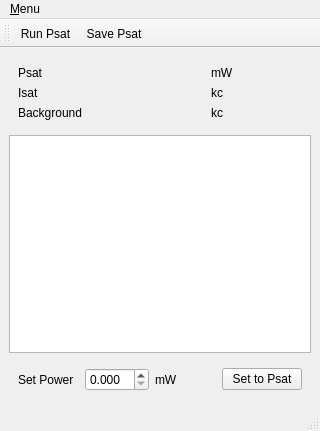
Before: the Qt Designer form gui/aom/ui_aom.ui in Ulm-IQO/qudi, drawn with Qt 5.
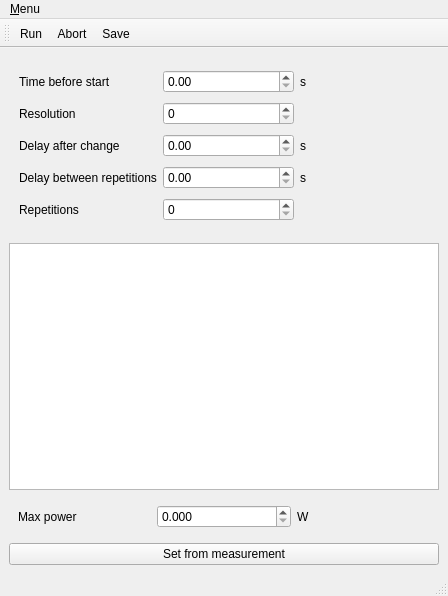
After: the same form once the commit is applied. Icons and pictures are not drawn. Custom widgets are drawn as their Qt base class.

Commit message: added aom gui first draf

Diff of the .ui file:
```diff
--- a/gui/aom/ui_aom.ui
+++ b/gui/aom/ui_aom.ui
@@ -6,8 +6,8 @@
    <rect>
     <x>0</x>
     <y>0</y>
-    <width>320</width>
-    <height>431</height>
+    <width>448</width>
+    <height>596</height>
    </rect>
   </property>
   <property name="windowTitle">
@@ -16,76 +16,107 @@
   <widget class="QWidget" name="centralwidget">
    <layout class="QVBoxLayout" name="verticalLayout_2">
     <item>
-     <widget class="QWidget" name="widget_2" native="true">
-      <layout class="QGridLayout" name="gridLayout_2">
+     <widget class="QWidget" name="params" native="true">
+      <property name="minimumSize">
+       <size>
+        <width>0</width>
+        <height>180</height>
+       </size>
+      </property>
+      <widget class="QWidget" name="gridLayoutWidget">
+       <property name="geometry">
+        <rect>
+         <x>10</x>
+         <y>10</y>
+         <width>411</width>
+         <height>161</height>
+        </rect>
+       </property>
+       <layout class="QGridLayout" name="gridLayout">
+        <item row="2" column="2">
+         <widget class="QLabel" name="label_8">
+          <property name="text">
+           <string>s</string>
+          </property>
+         </widget>
+        </item>
+        <item row="1" column="1">
+         <widget class="QSpinBox" name="resolutionSpinBox"/>
+        </item>
+        <item row="3" column="1">
+         <widget class="QDoubleSpinBox" name="delayBetweenRepetitions"/>
+        </item>
+        <item row="0" column="2">
+         <widget class="QLabel" name="label_3">
+          <property name="text">
+           <string>s</string>
+          </property>
+         </widget>
+        </item>
+        <item row="1" column="2">
+         <widget class="QLabel" name="label_6">
+          <property name="text">
+           <string/>
+          </property>
+         </widget>
+        </item>
        <item row="0" column="0">
         <widget class="QLabel" name="label_2">
          <property name="text">
-          <string>Psat</string>
+           <string>Time before start</string>
+          </property>
+         </widget>
+        </item>
+        <item row="3" column="2">
+         <widget class="QLabel" name="label_10">
+          <property name="text">
+           <string>s</string>
+          </property>
+         </widget>
+        </item>
+        <item row="2" column="0">
+         <widget class="QLabel" name="label_7">
+          <property name="text">
+           <string>Delay after change</string>
          </property>
         </widget>
        </item>
        <item row="0" column="1">
-        <widget class="QLabel" name="Psat_display">
-         <property name="text">
-          <string/>
-         </property>
-        </widget>
-       </item>
-       <item row="0" column="2">
-        <widget class="QLabel" name="label_8">
-         <property name="text">
-          <string>mW</string>
-         </property>
-        </widget>
+         <widget class="QDoubleSpinBox" name="timeBeforeStartDoubleSpinBox"/>
        </item>
        <item row="1" column="0">
         <widget class="QLabel" name="label_5">
          <property name="text">
-          <string>Isat</string>
-         </property>
-        </widget>
-       </item>
-       <item row="1" column="1">
-        <widget class="QLabel" name="Isat_display">
-         <property name="text">
-          <string/>
-         </property>
-        </widget>
-       </item>
-       <item row="1" column="2">
-        <widget class="QLabel" name="label_7">
-         <property name="text">
-          <string>kc</string>
-         </property>
-        </widget>
-       </item>
-       <item row="2" column="0">
-        <widget class="QLabel" name="label_3">
-         <property name="text">
-          <string>Background</string>
+           <string>Resolution</string>
          </property>
         </widget>
        </item>
        <item row="2" column="1">
-        <widget class="QLabel" name="bg_display">
-         <property name="text">
-          <string/>
-         </property>
-        </widget>
-       </item>
-       <item row="2" column="2">
+         <widget class="QDoubleSpinBox" name="delayAfterChangeDoubleSpinBox"/>
+        </item>
+        <item row="3" column="0">
         <widget class="QLabel" name="label_9">
          <property name="text">
-          <string>kc</string>
+           <string>Delay between repetitions</string>
          </property>
         </widget>
        </item>
-      </layout>
-     </widget>
+        <item row="4" column="0">
+         <widget class="QLabel" name="label_11">
+          <property name="text">
+           <string>Repetitions</string>
+          </property>
+         </widget>
+        </item>
+        <item row="4" column="1">
+         <widget class="QSpinBox" name="repetitionsSpinBox"/>
+        </item>
+       </layout>
+      </widget>
+     </widget>
     </item>
     <item>
-     <widget class="PlotWidget" name="psat_plot_PlotWidget"/>
+     <widget class="PlotWidget" name="PlotWidget"/>
     </item>
     <item>
      <widget class="QWidget" name="widget" native="true">
@@ -93,14 +124,14 @@
        <item>
         <widget class="QLabel" name="label_4">
          <property name="text">
-          <string>Set Power</string>
+          <string>Max power</string>
          </property>
         </widget>
        </item>
        <item>
         <layout class="QHBoxLayout" name="horizontalLayout_3">
          <item>
-          <widget class="QDoubleSpinBox" name="setPower">
+          <widget class="QDoubleSpinBox" name="maxPower">
            <property name="decimals">
             <number>3</number>
            </property>
@@ -114,18 +145,18 @@
        <item>
         <widget class="QLabel" name="label">
          <property name="text">
-          <string>mW</string>
+          <string>W</string>
          </property>
+        </widget>
+       </item>
+      </layout>
         </widget>
        </item>
        <item>
-        <widget class="QPushButton" name="set_to_psat">
+     <widget class="QPushButton" name="SetFromMeasurement">
          <property name="text">
-          <string>Set to Psat</string>
-         </property>
-        </widget>
-       </item>
-      </layout>
+       <string>Set from measurement</string>
+      </property>
      </widget>
     </item>
    </layout>
@@ -135,15 +166,15 @@
     <rect>
      <x>0</x>
      <y>0</y>
-     <width>320</width>
-     <height>21</height>
+     <width>448</width>
+     <height>25</height>
     </rect>
    </property>
    <widget class="QMenu" name="menuView">
     <property name="title">
      <string>&amp;Menu</string>
     </property>
-    <addaction name="actionClose"/>
+    <addaction name="closeAction"/>
    </widget>
    <addaction name="menuView"/>
   </widget>
@@ -161,34 +192,35 @@
    <attribute name="toolBarBreak">
     <bool>false</bool>
    </attribute>
-   <addaction name="run_psat_Action"/>
-   <addaction name="save_psat_Action"/>
+   <addaction name="runAction"/>
+   <addaction name="abortAction"/>
+   <addaction name="saveAction"/>
   </widget>
-  <action name="run_psat_Action">
+  <action name="runAction">
    <property name="icon">
     <iconset>
      <normaloff>../../artwork/icons/qudiTheme/22x22/start-counter.png</normaloff>../../artwork/icons/qudiTheme/22x22/start-counter.png</iconset>
    </property>
    <property name="text">
-    <string>Run Psat</string>
+    <string>Run</string>
    </property>
    <property name="toolTip">
-    <string>Run a Psat measurement</string>
+    <string>Run a calibration sweep</string>
    </property>
   </action>
-  <action name="save_psat_Action">
+  <action name="saveAction">
    <property name="icon">
     <iconset>
      <normaloff>../../artwork/icons/oxygen/22x22/document-save.png</normaloff>../../artwork/icons/oxygen/22x22/document-save.png</iconset>
    </property>
    <property name="text">
-    <string>Save Psat</string>
+    <string>Save</string>
    </property>
    <property name="toolTip">
     <string>Save measurement to file</string>
    </property>
   </action>
-  <action name="actionClose">
+  <action name="closeAction">
    <property name="icon">
     <iconset>
      <normaloff>../../artwork/icons/oxygen/22x22/application-exit.png</normaloff>../../artwork/icons/oxygen/22x22/application-exit.png</iconset>
@@ -197,6 +229,18 @@
     <string>Close</string>
    </property>
   </action>
+  <action name="abortAction">
+   <property name="icon">
+    <iconset>
+     <normaloff>../../artwork/icons/oxygen/22x22/media-playback-stop.png</normaloff>../../artwork/icons/oxygen/22x22/media-playback-stop.png</iconset>
+   </property>
+   <property name="text">
+    <string>Abort</string>
+   </property>
+   <property name="toolTip">
+    <string>Abort</string>
+   </property>
+  </action>
  </widget>
  <customwidgets>
   <customwidget>
```
Left out of the diff: 2 changed lines with no effect on the pictures. Lines whose indentation alone changed are shown as unchanged. The commit also changes 1 other file.
